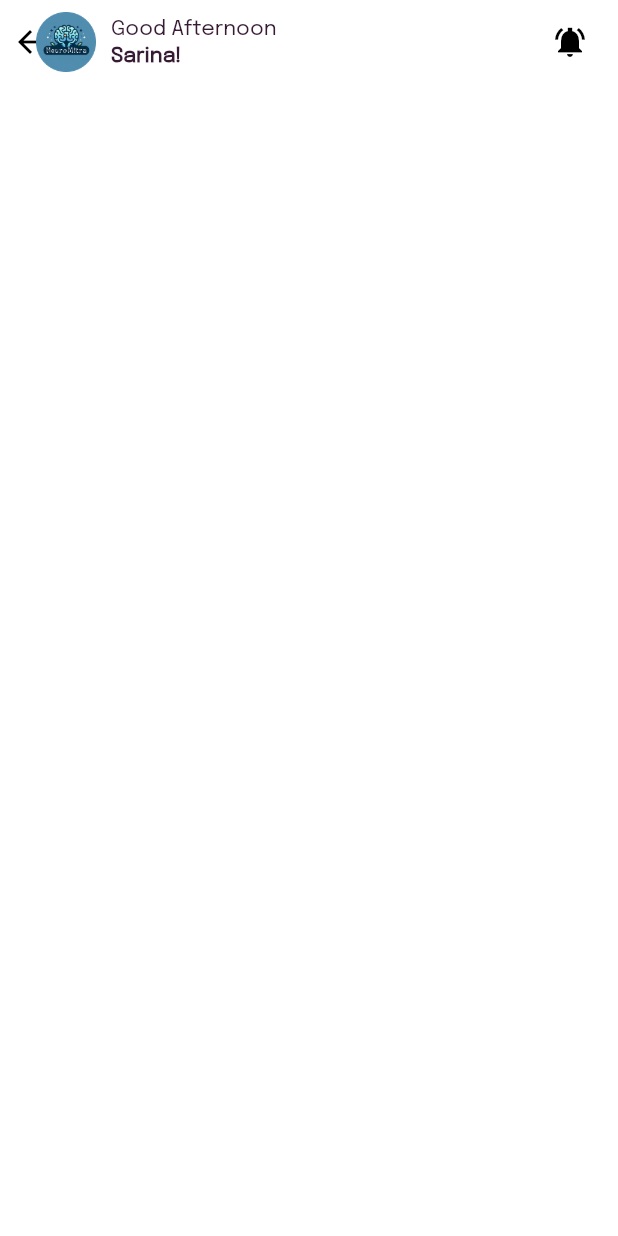
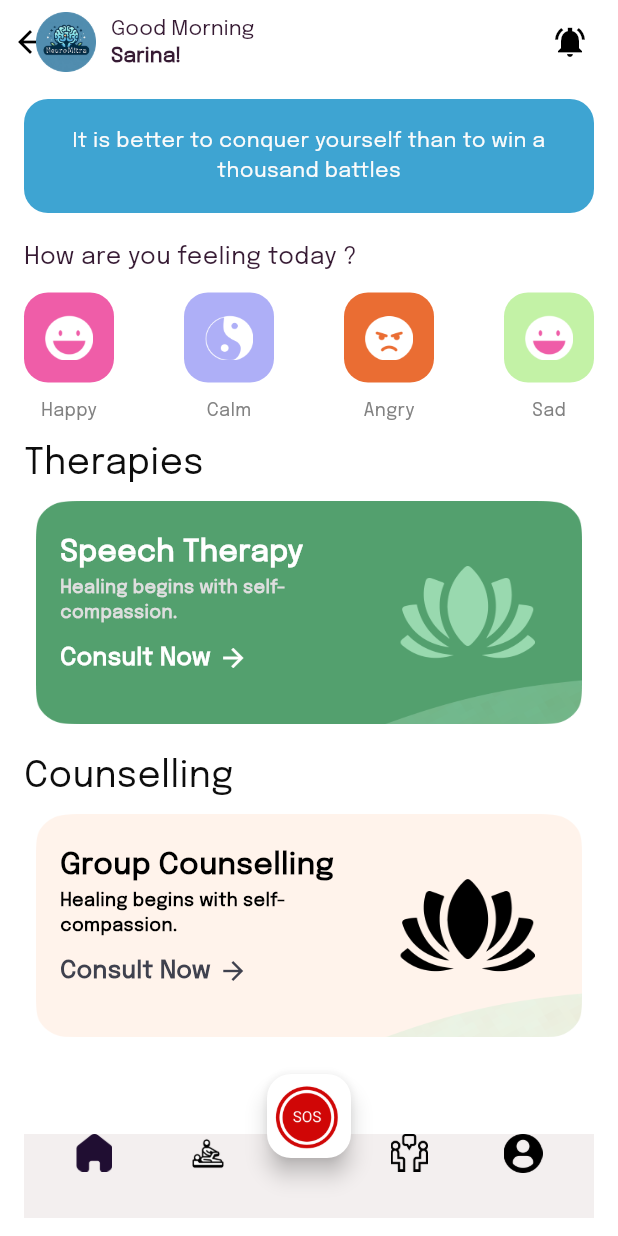
Before and after one commit to SaicharanGattu02/neoromithra, a Flutter app: the MainDashBoard screen opened directly, on a phone screen of 412 x 824 dp. Run offline on Flutter 3.47's test engine with Material 3 defaults, Android fonts, the phone set to English and light mode, and no system bars; drawn by our look-alikes of carousel_slider; our stand-ins replace cached_network_image, firebase_analytics, firebase_core, firebase_crashlytics, firebase_messaging, flutter_bloc and 10 more; missing offline and left inert: flutter_file_downloader, flutter_inappwebview; accounts and stored records are empty.

Commit message:
committed by charan 10-02-2024 at 6:39 Pm

```diff
--- a/lib/MainDashBoard.dart
+++ b/lib/MainDashBoard.dart
@@ -1,4 +1,9 @@
 import 'package:flutter/material.dart';
+import 'package:flutter/services.dart';
+import 'package:neuromithra/NewHomeScreen.dart';
+import 'package:neuromithra/profile_screen.dart';
+import 'CounsellingListScreen.dart';
+import 'TherapiesListScreen.dart';
 
 class MainDashBoard extends StatefulWidget {
   const MainDashBoard({super.key});
@@ -8,53 +13,156 @@
 }
 
 class _MainDashBoardState extends State<MainDashBoard> {
+  int _selectedIndex = 0;
+  PageController pageController = PageController();
+
+  final PageStorageBucket bucket = PageStorageBucket();
+  Widget currentScreen = NewHomeScreen();
+
   @override
   Widget build(BuildContext context) {
-    return Scaffold(
-      appBar: AppBar(
-        leadingWidth: 0,
-        title: Padding(
-          padding: EdgeInsets.all(8.0),
+    return WillPopScope(
+      onWillPop: () async {
+        SystemNavigator.pop();
+        return false;
+      },
+      child: Scaffold(
+        body: PageStorage(bucket: bucket, child: currentScreen),
+        floatingActionButton: FloatingActionButton(
+          backgroundColor: Colors.white,
+          onPressed: () {},
+          child: Image.asset(
+            'assets/sos.png',
+            fit: BoxFit.cover,
+          ),
+        ),
+        floatingActionButtonLocation: FloatingActionButtonLocation.centerDocked,
+        bottomNavigationBar: BottomAppBar(
+          shape: CircularNotchedRectangle(),
+          notchMargin: 10,
+          child: Container(
+            color: Color(0xffF3EFEF),
+            height: 60,
             child: Row(
+              mainAxisAlignment: MainAxisAlignment.spaceAround,
+              children: <Widget>[
+                Expanded( // Added Expanded
+                  child: Row(
+                    mainAxisAlignment: MainAxisAlignment.spaceEvenly,
                     children: [
-              Image.asset(
-                'assets/neuromitralogo.png',
-                fit: BoxFit.contain,
-                scale: 10,
-              ),
-              SizedBox(
-                width: 10,
-              ),
-              Column(
-                crossAxisAlignment: CrossAxisAlignment.start,
+                      MaterialButton(
+                        minWidth: 40,
+                        onPressed: () {
+                          setState(() {
+                            currentScreen = NewHomeScreen();
+                            _selectedIndex = 0;
+                          });
+                        },
+                        child: Column(
                           children: [
-                  Text(
-                    'Good Afternoon',
-                    style: TextStyle(color: Color(0xff371B34), fontSize: 14,fontFamily: 'Epi'),
-                  ),
-                  Text(
-                    'Sarina!',
-                    style: TextStyle(
-                        color: Color(0xff371B34),
-                        fontSize: 14,
-                        fontFamily: 'Epi',
-                        fontWeight: FontWeight.w600),
-                  ),
-                ],
+                            _selectedIndex == 0
+                                ? Image.asset(
+                              'assets/Vector.png',
+                              width: 25,
+                              height: 25,
+                            )
+                                : Image.asset(
+                              'assets/filedhome.png',
+                              width: 25,
+                              height: 25,
                             ),
                           ],
                         ),
                       ),
-        actions: [
-          Padding(
-            padding: EdgeInsets.only(right: 20),
-            child: Icon(Icons.notifications_active_sharp),
+                      MaterialButton(
+                        minWidth: 40,
+                        onPressed: () {
+                          setState(() {
+                            currentScreen = TherapiesListScreen();
+                            _selectedIndex = 1;
+                          });
+                        },
+                        child: Column(
+                          children: [
+                            _selectedIndex == 1
+                                ? Image.asset(
+                              'assets/Physical Therapy.png',
+                              width: 25,
+                              height: 25,
+                              color: Colors.black,
                             )
+                                : Image.asset(
+                              'assets/Physical Therapy.png',
+                              width: 26,
+                              height: 26,
+                            ),
                           ],
                         ),
-      body: Padding(
-        padding:  EdgeInsets.symmetric(horizontal: 16),
-        child: Column(children: [],),
+                      ),
+                    ],
+                  ),
+                ),
+                SizedBox(width: 40), // Space for the FAB
+                Expanded( // Added Expanded
+                  child: Row(
+                    mainAxisAlignment: MainAxisAlignment.spaceEvenly,
+                    children: [
+                      MaterialButton(
+                        minWidth: 40,
+                        onPressed: () {
+                          setState(() {
+                            currentScreen = CounsellingListScreen();
+                            _selectedIndex = 2;
+                          });
+                        },
+                        child: Column(
+                          children: [
+                            _selectedIndex == 2
+                                ? Image.asset(
+                              'assets/consultation.png',
+                              width: 25,
+                              height: 25,
+                            )
+                                : Image.asset(
+                              'assets/consultation.png',
+                              width: 25,
+                              height: 25,
+                            ),
+                          ],
+                        ),
+                      ),
+                      MaterialButton(
+                        minWidth: 40,
+                        onPressed: () {
+                          setState(() {
+                            currentScreen = ProfileScreen();
+                            _selectedIndex = 3;
+                          });
+                        },
+                        child: Column(
+                          children: [
+                            _selectedIndex == 3
+                                ? Image.asset(
+                              'assets/profile-filled.png',
+                              width: 25,
+                              height: 25,
+                              color: Colors.black,
+                            )
+                                : Image.asset(
+                              'assets/profile-filled.png',
+                              width: 26,
+                              height: 26,
+                            ),
+                          ],
+                        ),
+                      ),
+                    ],
+                  ),
+                ),
+              ],
+            ),
+          ),
+        ),
       ),
     );
   }
--- /dev/null
+++ b/lib/NewHomeScreen.dart
@@ -0,0 +1,425 @@
+import 'package:carousel_slider/carousel_slider.dart';
+import 'package:flutter/material.dart';
+
+class NewHomeScreen extends StatefulWidget {
+  const NewHomeScreen({super.key});
+
+  @override
+  State<NewHomeScreen> createState() => _NewHomeScreenState();
+}
+
+class _NewHomeScreenState extends State<NewHomeScreen> {
+  final List<BannerItem> banners = [
+    BannerItem(
+      image: 'https://via.placeholder.com/400x200',
+      url: 'https://example.com/category/1',
+    ),
+    BannerItem(
+      image: 'https://via.placeholder.com/400x200',
+      url: 'https://example.com/diagnostic/2',
+    ),
+    BannerItem(
+      image: 'https://via.placeholder.com/400x200',
+      url: 'https://example.com/category/3',
+    ),
+  ];
+
+  @override
+  Widget build(BuildContext context) {
+    int hour = DateTime.now().hour;
+
+    String greeting;
+
+    if (hour >= 0 && hour < 12) {
+      greeting = 'Good Morning';
+    } else if (hour >= 12 && hour < 18) {
+      greeting = 'Good Afternoon';
+    } else {
+      greeting = 'Good Evening';
+    }
+
+    var h = MediaQuery.of(context).size.height;
+    var w = MediaQuery.of(context).size.width;
+    return Scaffold(appBar: AppBar(
+      leadingWidth: 0,
+      title: Padding(
+        padding: EdgeInsets.all(8.0),
+        child: Row(
+          children: [
+            Image.asset(
+              'assets/neuromitralogo.png',
+              fit: BoxFit.contain,
+              scale: 10,
+            ),
+            SizedBox(
+              width: 10,
+            ),
+            Column(
+              crossAxisAlignment: CrossAxisAlignment.start,
+              children: [
+                Text(
+                  greeting,
+                  style: TextStyle(
+                      color: Color(0xff371B34),
+                      fontSize: 14,
+                      fontFamily: 'Epi'),
+                ),
+                Text(
+                  'Sarina!',
+                  style: TextStyle(
+                      color: Color(0xff371B34),
+                      fontSize: 14,
+                      fontFamily: 'Epi',
+                      fontWeight: FontWeight.w600),
+                ),
+              ],
+            ),
+          ],
+        ),
+      ),
+      actions: [
+        Padding(
+          padding: EdgeInsets.only(right: 20),
+          child: Icon(Icons.notifications_active_sharp),
+        )
+      ],
+    ),
+      body:    SingleChildScrollView(
+        child: Padding(
+          padding: EdgeInsets.symmetric(horizontal: 16, vertical: 10),
+          child: Column(
+            crossAxisAlignment: CrossAxisAlignment.start,
+            children: [
+              Container(
+                margin: EdgeInsets.only(bottom: 18),
+                padding: EdgeInsets.symmetric(horizontal: 16, vertical: 18),
+                decoration: BoxDecoration(
+                  color: Color(0xff3EA4D2),
+                  borderRadius: BorderRadius.circular(16),
+                ),
+                child: Text(
+                  textAlign: TextAlign.center,
+                  'It is better to conquer yourself than to win a thousand battles',
+                  style: TextStyle(
+                      color: Color(0xffFBFBFB),
+                      fontFamily: 'Epi',
+                      fontWeight: FontWeight.w400,
+                      fontSize: 14),
+                ),
+              ),
+              Text(
+                'How are you feeling today ?',
+                style: TextStyle(
+                    color: Color(0xffF371B34),
+                    fontFamily: 'Epi',
+                    fontWeight: FontWeight.w500,
+                    fontSize: 16),
+              ),
+              SizedBox(
+                height: 12,
+              ),
+              Row(
+                mainAxisAlignment: MainAxisAlignment.spaceBetween,
+                children: [
+                  Column(
+                    spacing: 10,
+                    children: [
+                      Container(
+                        width: 60,
+                        height: 60,
+                        padding: EdgeInsets.all(14),
+                        decoration: BoxDecoration(
+                            color: Color(0xffEF5DA8),
+                            borderRadius: BorderRadius.circular(16)),
+                        child: Center(
+                          child: Image.asset('assets/smile.png'),
+                        ),
+                      ),
+                      Text(
+                        'Happy',
+                        style: TextStyle(
+                          fontSize: 12,
+                          color: Color(0xff828282),
+                          fontWeight: FontWeight.w500,
+                          fontFamily: 'Epi',
+                        ),
+                      )
+                    ],
+                  ),
+                  Column(
+                    spacing: 10,
+                    children: [
+                      Container(
+                        width: 60,
+                        height: 60,
+                        padding: EdgeInsets.all(14),
+                        decoration: BoxDecoration(
+                            color: Color(0xffAEAFF7),
+                            borderRadius: BorderRadius.circular(16)),
+                        child: Center(
+                          child: Image.asset('assets/calm.png'),
+                        ),
+                      ),
+                      Text(
+                        'Calm',
+                        style: TextStyle(
+                          fontSize: 12,
+                          color: Color(0xff828282),
+                          fontWeight: FontWeight.w500,
+                          fontFamily: 'Epi',
+                        ),
+                      )
+                    ],
+                  ),
+                  Column(
+                    spacing: 10,
+                    children: [
+                      Container(
+                        width: 60,
+                        height: 60,
+                        padding: EdgeInsets.all(14),
+                        decoration: BoxDecoration(
+                            color: Color(0xffEA6D33),
+                            borderRadius: BorderRadius.circular(16)),
+                        child: Center(
+                          child: Image.asset('assets/angry.png'),
+                        ),
+                      ),
+                      Text(
+                        'Angry',
+                        style: TextStyle(
+                          fontSize: 12,
+                          color: Color(0xff828282),
+                          fontWeight: FontWeight.w500,
+                          fontFamily: 'Epi',
+                        ),
+                      )
+                    ],
+                  ),
+                  Column(
+                    spacing: 10,
+                    children: [
+                      Container(
+                        width: 60,
+                        height: 60,
+                        padding: EdgeInsets.all(14),
+                        decoration: BoxDecoration(
+                            color: Color(0xffC3F2A6),
+                            borderRadius: BorderRadius.circular(16)),
+                        child: Center(
+                          child: Image.asset('assets/smile.png'),
+                        ),
+                      ),
+                      Text(
+                        'Sad',
+                        style: TextStyle(
+                          fontSize: 12,
+                          color: Color(0xff828282),
+                          fontWeight: FontWeight.w500,
+                          fontFamily: 'Epi',
+                        ),
+                      )
+                    ],
+                  ),
+                ],
+              ),
+              SizedBox(
+                height: 10,
+              ),
+              Text(
+                'Therapies',
+                style: TextStyle(
+                  color: Color(0xff0D0D0D),
+                  fontFamily: 'Epi',
+                  fontWeight: FontWeight.w400,
+                  fontSize: 24,
+                ),
+              ),
+              CarouselSlider(
+                options: CarouselOptions(
+                  height: h * 0.2,
+                  onPageChanged: (index, reason) {
+                    setState(() {
+                      // currentIndex = index;
+                    });
+                  },
+                  enableInfiniteScroll: true,
+                  viewportFraction: 1,
+                  enlargeCenterPage: false,
+                  autoPlay: true,
+                  scrollDirection: Axis.horizontal,
+                  pauseAutoPlayOnTouch: true,
+                  aspectRatio: 1,
+                ),
+                items: banners.map((item) {
+                  return InkResponse(
+                      onTap: () {},
+                      child: Padding(
+                        padding: const EdgeInsets.symmetric(
+                            vertical: 8, horizontal: 8),
+                        child: Stack(
+                          children: [
+                            Image.asset(
+                              'assets/theraphybg.png',
+                              width: w,
+                              fit: BoxFit.fill,
+                            ),
+                            Container(margin: EdgeInsets.symmetric(horizontal: 16,vertical: 20),
+                              width: w * 0.5,
+                              child: Column(
+                                crossAxisAlignment: CrossAxisAlignment.start,
+                                children: [
+                                  Text(
+                                    'Speech Therapy',
+                                    style: TextStyle(
+                                        color: Color(0xffffffff),
+                                        fontWeight: FontWeight.w800,
+                                        fontFamily: 'Epi',
+                                        fontSize: 20),
+                                  ),
+                                  Text(
+                                    textAlign: TextAlign.start,
+                                    'Healing begins with self-compassion.',
+                                    style: TextStyle(
+                                        color: Color(0xffDEDEDE),
+                                        fontWeight: FontWeight.w800,
+                                        fontFamily: 'Epi',
+                                        fontSize: 12),
+                                  ),
+                                  SizedBox(
+                                    height: 10,
+                                  ),
+                                  Row(
+                                    spacing: 5,
+                                    children: [
+                                      Text(
+                                        'Consult Now',
+                                        style: TextStyle(
+                                            color: Color(0xffffffff),
+                                            fontWeight: FontWeight.w800,
+                                            fontFamily: 'Epi',
+                                            fontSize: 16),
+                                      ),
+                                      Icon(
+                                        Icons.arrow_forward,
+                                        color: Color(0xffffffff),
+                                        size: 20,
+                                      )
+                                    ],
+                                  ),
+                                ],
+                              ),
+                            )
+                          ],
+                        ),
+                      )
+                  );
+                }).toList(),
+              ), SizedBox(
+                height: 10,
+              ),
+              Text(
+                'Counselling',
+                style: TextStyle(
+                  color: Color(0xff0D0D0D),
+                  fontFamily: 'Epi',
+                  fontWeight: FontWeight.w400,
+                  fontSize: 24,
+                ),
+              ),
+              CarouselSlider(
+                options: CarouselOptions(
+                  height: h * 0.2,
+                  onPageChanged: (index, reason) {
+                    setState(() {
+                      // currentIndex = index;
+                    });
+                  },
+                  enableInfiniteScroll: true,
+                  viewportFraction: 1,
+                  enlargeCenterPage: false,
+                  autoPlay: true,
+                  scrollDirection: Axis.horizontal,
+                  pauseAutoPlayOnTouch: true,
+                  aspectRatio: 1,
+                ),
+                items: banners.map((item) {
+                  return InkResponse(
+                      onTap: () {},
+                      child: Padding(
+                        padding: const EdgeInsets.symmetric(
+                            vertical: 8, horizontal: 8),
+                        child: Stack(
+                          children: [
+                            Image.asset(
+                              'assets/councilingbg.png',
+                              width: w,
+                              fit: BoxFit.fill,
+                            ),
+                            Container(margin: EdgeInsets.symmetric(horizontal: 16,vertical: 20),
+                              width: w * 0.5,
+                              child: Column(
+                                crossAxisAlignment: CrossAxisAlignment.start,
+                                children: [
+                                  Text(
+                                    'Group Counselling',
+                                    style: TextStyle(
+                                        color: Color(0xff000000),
+                                        fontWeight: FontWeight.w800,
+                                        fontFamily: 'Epi',
+                                        fontSize: 20),
+                                  ),
+                                  Text(
+                                    textAlign: TextAlign.start,
+                                    'Healing begins with self-compassion.',
+                                    style: TextStyle(
+                                        color: Color(0xff000000),
+                                        fontWeight: FontWeight.w800,
+                                        fontFamily: 'Epi',
+                                        fontSize: 12),
+                                  ),
+                                  SizedBox(
+                                    height: 10,
+                                  ),
+                                  Row(
+                                    spacing: 5,
+                                    children: [
+                                      Text(
+                                        'Consult Now',
+                                        style: TextStyle(
+                                            color: Color(0xff3F414E),
+                                            fontWeight: FontWeight.w800,
+                                            fontFamily: 'Epi',
+                                            fontSize: 16),
+                                      ),
+                                      Icon(
+                                        Icons.arrow_forward,
+                                        color: Color(0xff3F414E),
+                                        size: 20,
+                                      )
+                                    ],
+                                  ),
+                                ],
+                              ),
+                            )
+                          ],
+                        ),
+                      )
+                  );
+                }).toList(),
+              ),
+            ],
+          ),
+        ),
+      ),
+
+    );
+  }
+}
+
+class BannerItem {
+  final String? image;
+  final String? url;
+
+  BannerItem({this.image, this.url});
+}
--- /dev/null
+++ b/lib/utils/spinkits.dart
@@ -0,0 +1,25 @@
+import 'package:flutter/cupertino.dart';
+import 'package:flutter_spinkit/flutter_spinkit.dart';
+
+
+final spinkits = Spinkits1();
+
+class Spinkits1 {
+  Widget getSpinningLinespinkit() {
+    return SizedBox(
+      height: 20,
+      width: 55,
+      child: SpinKitSpinningLines(
+        color: Color(0xff27BDBE),
+      ),
+    );
+  }
+}
+
+class StringUtils {
+  /// Capitalizes the first letter of a string while keeping the rest unchanged.
+  static String capitalizeFirstLetter(String? text) {
+    if (text == null || text.isEmpty) return '';
+    return text[0].toUpperCase() + text.substring(1);
+  }
+}
--- a/pubspec.yaml
+++ b/pubspec.yaml
@@ -60,6 +60,9 @@
   geocoding: ^3.0.0
   geolocator: ^13.0.1
   location: ^8.0.0
+  flutter_spinkit: ^5.2.1
+  curved_navigation_bar: ^1.0.6
+
 
 
 
```
Also changed, not shown: assets/Meditation Icon.png (added), assets/Physical Therapy.png (added), assets/angry.png (added), assets/calm.png (added), assets/consultation.png (added), assets/councilingbg.png (added), assets/smile.png (added), assets/sos.png (added), assets/theraphybg.png (added), pubspec.lock. Lines whose indentation alone changed are shown as unchanged.
